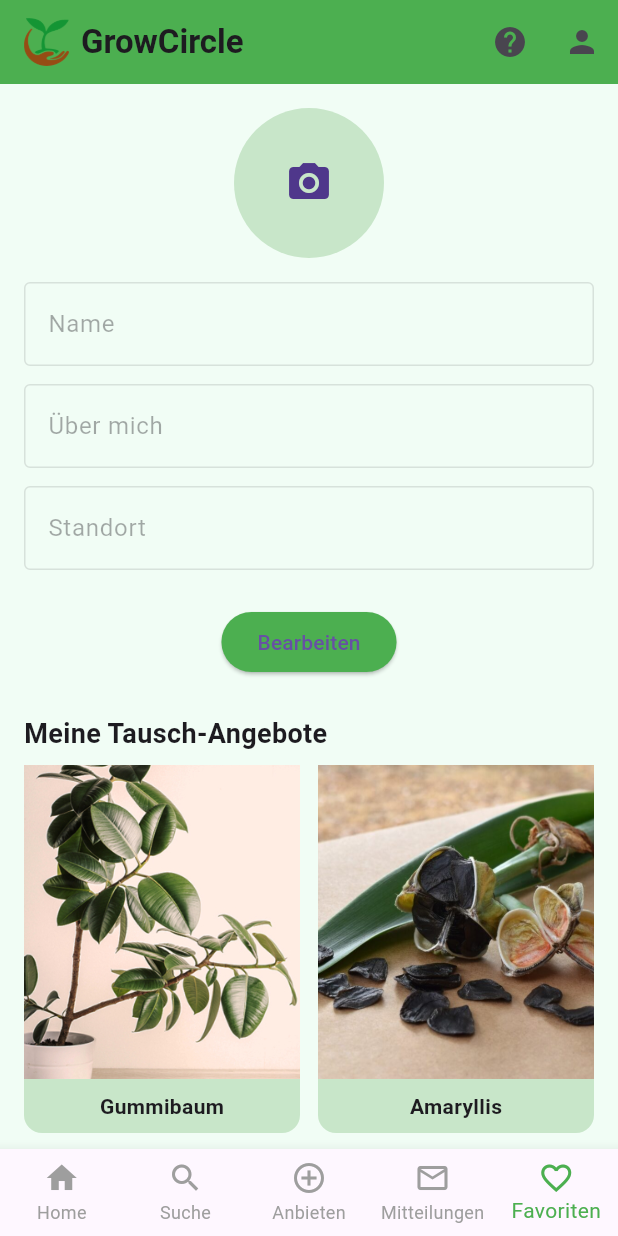
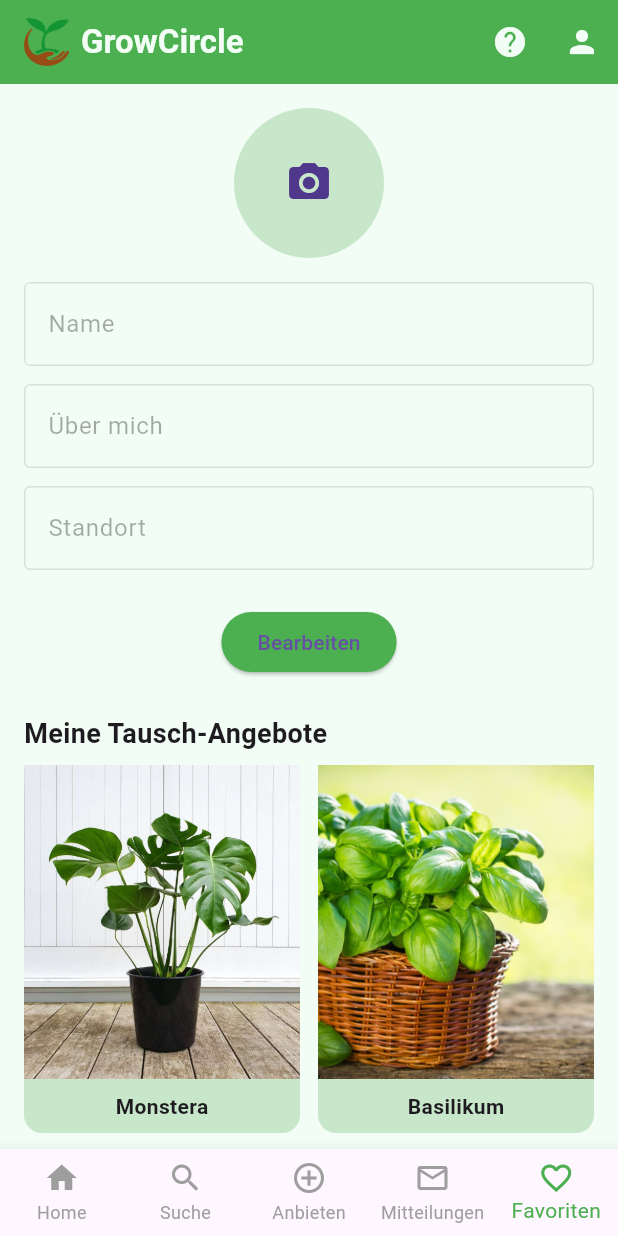
Before and after one commit to Anjanjanja1/GrowCircle, a Flutter app: the ProfilePage widget shown alone on an empty page, opened directly, on a phone screen of 412 x 824 dp. Run offline on Flutter 3.47's test engine with Material 3 defaults, Android fonts, the phone set to English and light mode, and no system bars; our stand-ins replace flutter_map, geocoding, geolocator, image_picker, latlong2; network calls fail.

Commit message:
connected dummy data + update profile page to use dummyPlants list + NAV BAR

```diff
--- a/lib/dummy_data.dart
+++ b/lib/dummy_data.dart
@@ -218,10 +218,6 @@ final List<DummyPlant> dummyPlants = [
     bildPfad: 'assets/images/plants/chili.jpg',
     istFavorit: true,
   ),
-];
-
-// Dummy Pflanzen Profil - Meine Angebote
-final List<DummyPlant> dummyOfferPlants = [
   DummyPlant(
     titel: 'Gummibaum',
     kategorie: 'Zimmerpflanze',
--- a/lib/main_layout.dart
+++ b/lib/main_layout.dart
@@ -61,17 +61,33 @@ class MainLayout extends StatelessWidget {
         backgroundColor: Colors.green,
         title: Row(
           children: [
-            Image.asset('assets/images/plants/plant_logo.png', height: 32),
+            GestureDetector(
+              onTap: () {
+                Navigator.push(
+                  context,
+                  MaterialPageRoute(
+                    builder: (context) => const DashboardPage(),
+                  ),
+                );
+              },
+              child: Image.asset(
+                'assets/images/plants/plant_logo.png',
+                height: 32,
+              ),
+            ),
             const SizedBox(width: 8),
             const Text(
               'GrowCircle',
-              style: TextStyle(fontWeight: FontWeight.bold),
+              style: TextStyle(
+                color: Color(0xFFF1FDF5),
+                fontWeight: FontWeight.bold,
+              ),
             ),
           ],
         ),
         actions: [
           IconButton(
-            icon: const Icon(Icons.help),
+            icon: const Icon(Icons.help, color: Color(0xFFF1FDF5)),
             onPressed: () {
               Navigator.push(
                 context,
@@ -80,7 +96,7 @@ class MainLayout extends StatelessWidget {
             },
           ),
           IconButton(
-            icon: const Icon(Icons.person),
+            icon: const Icon(Icons.person, color: Color(0xFFF1FDF5)),
             onPressed: () {
               Navigator.push(
                 context,
@@ -92,7 +108,10 @@ class MainLayout extends StatelessWidget {
       ),
       body: child,
       bottomNavigationBar: BottomNavigationBar(
-        currentIndex: currentIndex >= 0 ? currentIndex : 0, //Used it for the HelpPage -> it is needed to avoid an error
+        currentIndex:
+            currentIndex >= 0
+                ? currentIndex
+                : 0, //Used it for the HelpPage -> it is needed to avoid an error
         selectedItemColor: Colors.green,
         unselectedItemColor: Colors.grey,
         onTap: (index) => _onTabTapped(context, index),
--- a/lib/profile_page.dart
+++ b/lib/profile_page.dart
@@ -138,7 +138,7 @@ class _ProfilePageState extends State<ProfilePage> {
             GridView.builder(
               shrinkWrap: true,
               physics: const NeverScrollableScrollPhysics(),
-              itemCount: dummyOfferPlants.length, // Anzahl Angebote
+              itemCount: dummyPlants.length, // Anzahl Angebote
               gridDelegate: const SliverGridDelegateWithFixedCrossAxisCount(
                 crossAxisCount: 2,
                 mainAxisSpacing: 12,
@@ -146,7 +146,7 @@ class _ProfilePageState extends State<ProfilePage> {
                 childAspectRatio: 3 / 4,
               ),
               itemBuilder: (context, index) {
-                final plant = dummyOfferPlants[index];
+                final plant = dummyPlants[index];
                 return GestureDetector(
                   onTap: () {
                     Navigator.push(
```
